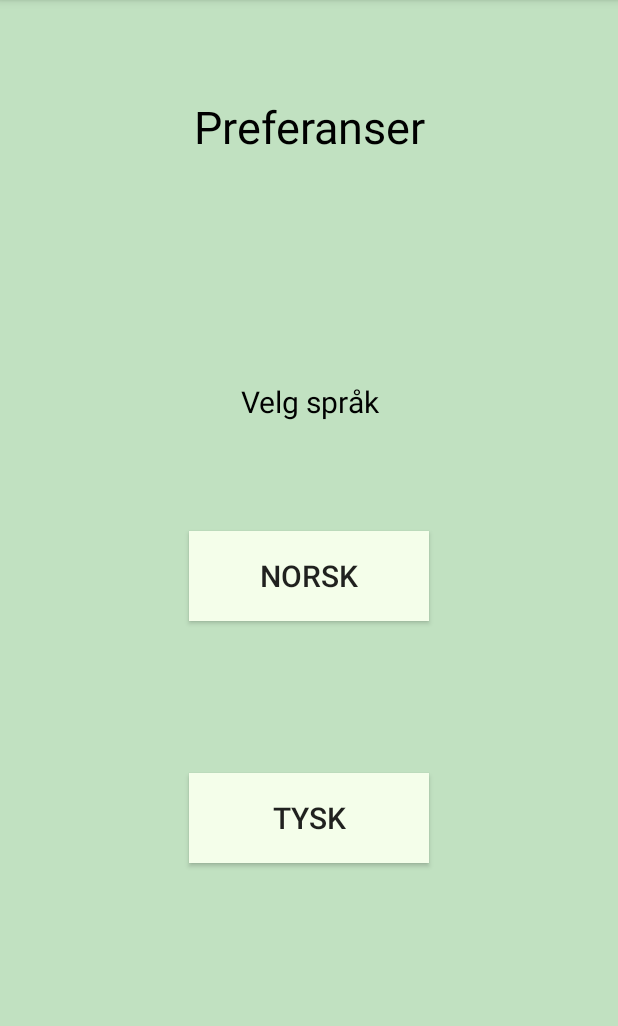
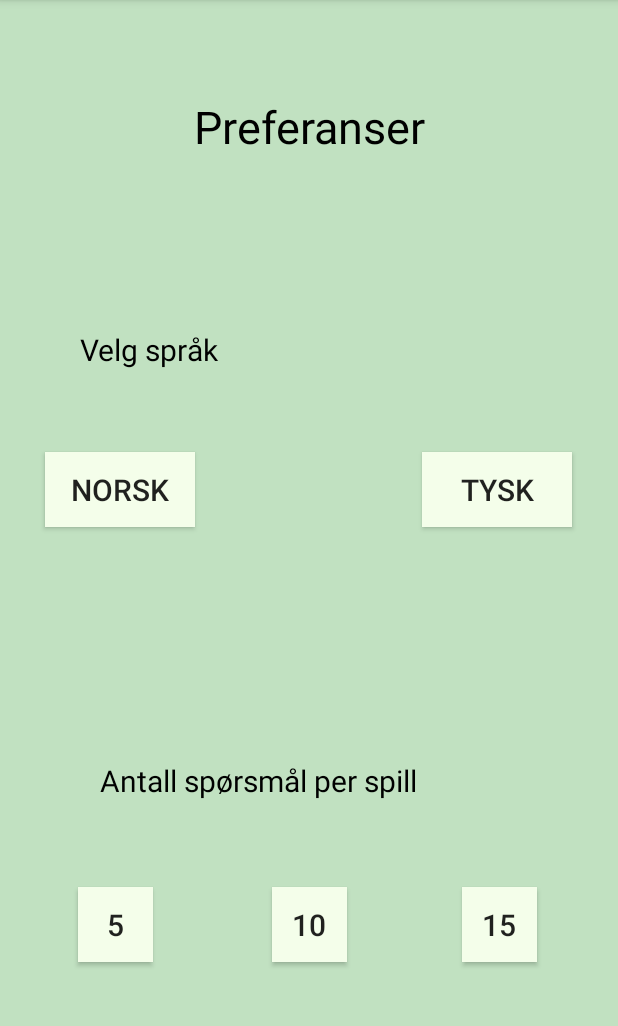
Before and after one commit to jorkop/Mappe1App, an Android app: the Preferanser screen opened directly, with no data from a screen before it, on a phone screen of 412 x 824 dp, the part 84-1110 px from its top. Run offline under Robolectric (Android 15) with nearby library versions, the phone set to English and light mode, and no system bars.

Commit message:
Utgangspunkt for preferanser til antall spørsmål pr spill

```diff
--- a/app/src/main/res/layout/preferanser.xml
+++ b/app/src/main/res/layout/preferanser.xml
@@ -9,8 +9,8 @@
     android:background="@color/gronnbak">
 
     <TextView
-        android:layout_width="298dp"
-        android:layout_height="39dp"
+        android:layout_width="258dp"
+        android:layout_height="43dp"
         android:text="@string/preferanser"
         android:textAlignment="center"
         android:textColor="@color/black"
@@ -25,40 +25,100 @@
         android:layout_width="200dp"
         android:layout_height="30dp"
         android:text="@string/språktekst"
-        android:textAlignment="center"
+        android:textAlignment="textStart"
         android:textColor="@color/black"
+        android:textSize="20sp"
+        app:layout_constraintBottom_toBottomOf="parent"
+        app:layout_constraintHorizontal_bias="0.25"
+        app:layout_constraintLeft_toLeftOf="parent"
+        app:layout_constraintRight_toRightOf="parent"
+        app:layout_constraintTop_toTopOf="parent"
+        app:layout_constraintVertical_bias="0.297" />
+
+    <Button
+        android:id="@+id/norsk"
+        android:layout_width="100dp"
+        android:layout_height="50dp"
+        android:background="@color/dusgrønn"
+        android:onClick="norsk"
+        android:text="@string/norsk"
+        android:textSize="20sp"
+        app:layout_constraintBottom_toBottomOf="parent"
+        app:layout_constraintHorizontal_bias="0.097"
+        app:layout_constraintLeft_toLeftOf="parent"
+        app:layout_constraintRight_toRightOf="parent"
+        app:layout_constraintTop_toTopOf="parent"
+        app:layout_constraintVertical_bias="0.42" />
+
+    <Button
+        android:id="@+id/tysk"
+        android:layout_width="100dp"
+        android:layout_height="50dp"
+        android:background="@color/dusgrønn"
+        android:onClick="tysk"
+        android:text="@string/tysk"
+        android:textSize="20sp"
+        app:layout_constraintBottom_toBottomOf="parent"
+        app:layout_constraintHorizontal_bias="0.902"
+        app:layout_constraintLeft_toLeftOf="parent"
+        app:layout_constraintRight_toRightOf="parent"
+        app:layout_constraintTop_toTopOf="parent"
+        app:layout_constraintVertical_bias="0.42" />
+
+    <TextView
+        android:id="@+id/antallspm"
+        android:layout_width="wrap_content"
+        android:layout_height="wrap_content"
+        android:text="@string/antallspm"
+        android:textAlignment="textStart"
+        android:textColor="@color/black"
+        android:textSize="20sp"
+        app:layout_constraintBottom_toBottomOf="parent"
+        app:layout_constraintHorizontal_bias="0.333"
+        app:layout_constraintLeft_toLeftOf="parent"
+        app:layout_constraintRight_toRightOf="parent"
+        app:layout_constraintTop_toTopOf="parent"
+        app:layout_constraintVertical_bias="0.684" />
+
+    <Button
+        android:id="@+id/spm5"
+        android:layout_width="50dp"
+        android:layout_height="50dp"
+        android:background="@color/dusgrønn"
+        android:text="5"
+        android:textSize="20sp"
+        app:layout_constraintBottom_toBottomOf="parent"
+        app:layout_constraintHorizontal_bias="0.144"
+        app:layout_constraintLeft_toLeftOf="parent"
+        app:layout_constraintRight_toRightOf="parent"
+        app:layout_constraintTop_toTopOf="parent"
+        app:layout_constraintVertical_bias="0.824" />
+
+    <Button
+        android:id="@+id/spm10"
+        android:layout_width="50dp"
+        android:layout_height="50dp"
+        android:background="@color/dusgrønn"
+        android:text="10"
         android:textSize="20sp"
         app:layout_constraintBottom_toBottomOf="parent"
         app:layout_constraintLeft_toLeftOf="parent"
         app:layout_constraintRight_toRightOf="parent"
         app:layout_constraintTop_toTopOf="parent"
-        app:layout_constraintVertical_bias="0.344" />
+        app:layout_constraintVertical_bias="0.824" />
 
     <Button
-        android:id="@+id/norsk"
-        android:layout_width="160dp"
-        android:layout_height="60dp"
+        android:id="@+id/spm15"
+        android:layout_width="50dp"
+        android:layout_height="50dp"
         android:background="@color/dusgrønn"
-        android:onClick="norsk"
-        android:text="@string/norsk"
+        android:text="15"
         android:textSize="20sp"
         app:layout_constraintBottom_toBottomOf="parent"
-        app:layout_constraintLeft_toLeftOf="parent"
-        app:layout_constraintRight_toRightOf="parent"
-        app:layout_constraintTop_toTopOf="parent" />
-
-    <Button
-        android:id="@+id/tysk"
-        android:layout_width="160dp"
-        android:layout_height="60dp"
-        android:background="@color/dusgrønn"
-        android:onClick="tysk"
-        android:text="@string/tysk"
-        android:textSize="20sp"
-        app:layout_constraintBottom_toBottomOf="parent"
+        app:layout_constraintHorizontal_bias="0.85"
         app:layout_constraintLeft_toLeftOf="parent"
         app:layout_constraintRight_toRightOf="parent"
         app:layout_constraintTop_toTopOf="parent"
-        app:layout_constraintVertical_bias="0.728" />
+        app:layout_constraintVertical_bias="0.824" />
 
 </androidx.constraintlayout.widget.ConstraintLayout>
--- a/app/src/main/res/layout/statistikk.xml
+++ b/app/src/main/res/layout/statistikk.xml
@@ -11,7 +11,7 @@
     <TextView
         android:layout_width="298dp"
         android:layout_height="39dp"
-        android:text="@string/preferanser"
+        android:text="@string/statistikk"
         android:textAlignment="center"
         android:textColor="@color/black"
         android:textSize="30sp"
--- a/app/src/main/res/values/strings.xml
+++ b/app/src/main/res/values/strings.xml
@@ -9,4 +9,5 @@
     <string name="beskrivelse">Logo til app</string>
     <string name="svarknapp">Svar</string>
     <string name="slettknapp">Sletteknapp</string>
+    <string name="antallspm">Antall spørsmål per spill</string>
 </resources>
```
